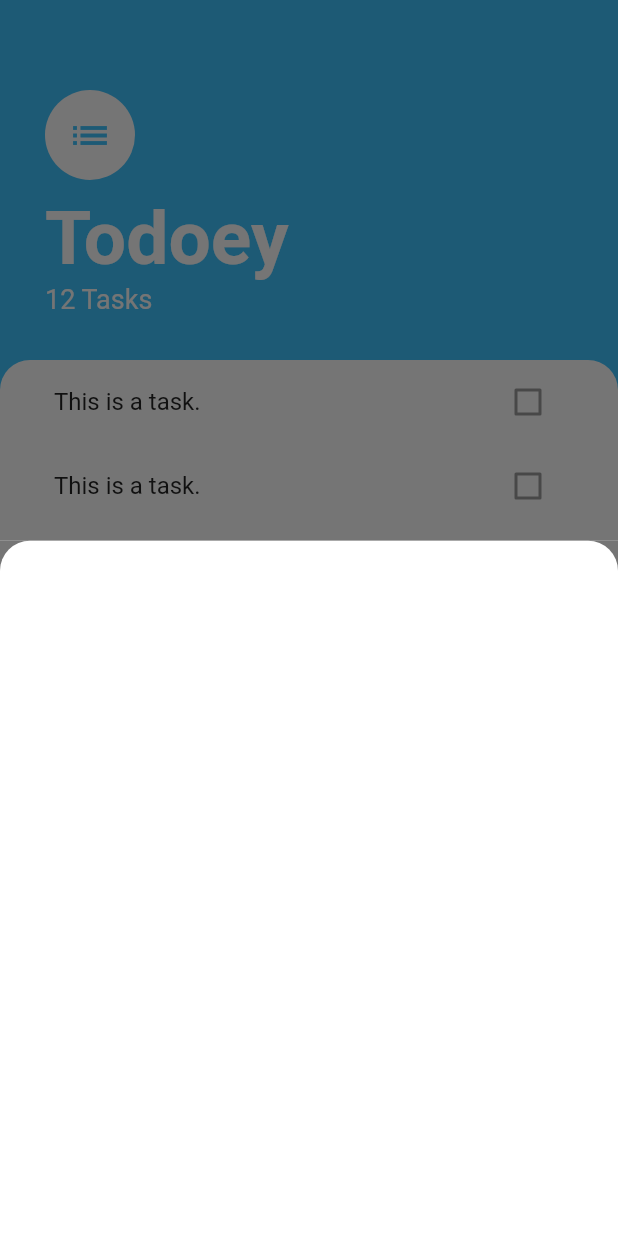
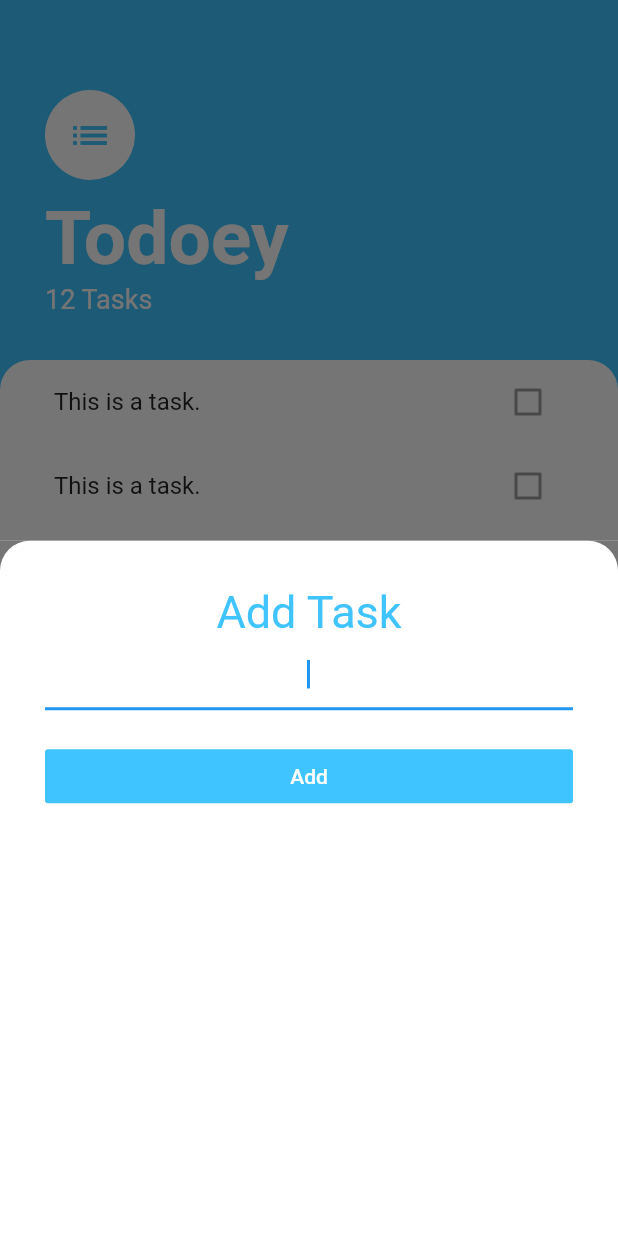
Before and after one commit to omtians9425/todoey_flutter, a Flutter app: the screen it shows after launch, after a tap on the "add" icon, on a phone screen of 412 x 824 dp. Run offline on Flutter 3.47's test engine with Material 2 defaults, Android fonts, the phone set to English and light mode, and no system bars.

Commit message:
implement bottom sheet's layout

```diff
--- a/lib/screens/add_task_screen.dart
+++ b/lib/screens/add_task_screen.dart
@@ -6,12 +6,45 @@ class AddTaskScreen extends StatelessWidget {
     return Container(
       color: Color(0xff757575),
       child: Container(
+        padding: EdgeInsets.all(30.0),
         decoration: BoxDecoration(
-            color: Colors.white,
-            borderRadius: BorderRadius.only(
-              topLeft: Radius.circular(20.0),
-              topRight: Radius.circular(20.0),
-            )),
+          color: Colors.white,
+          borderRadius: BorderRadius.only(
+            topLeft: Radius.circular(20.0),
+            topRight: Radius.circular(20.0),
+          ),
+        ),
+        child: Column(
+          crossAxisAlignment: CrossAxisAlignment.stretch,
+          children: <Widget>[
+            Text(
+              'Add Task',
+              textAlign: TextAlign.center,
+              style: TextStyle(
+                color: Colors.lightBlueAccent,
+                fontSize: 30.0,
+              ),
+            ),
+            TextFormField(
+              autofocus: true,
+              textAlign: TextAlign.center,
+              decoration: InputDecoration(
+                border: UnderlineInputBorder(),
+              ),
+            ),
+            SizedBox(
+              height: 20.0,
+            ),
+            FlatButton(
+              child: Text(
+                'Add',
+                style: TextStyle(color: Colors.white),
+              ),
+              color: Colors.lightBlueAccent,
+              onPressed: () {},
+            )
+          ],
+        ),
       ),
     );
   }
```
